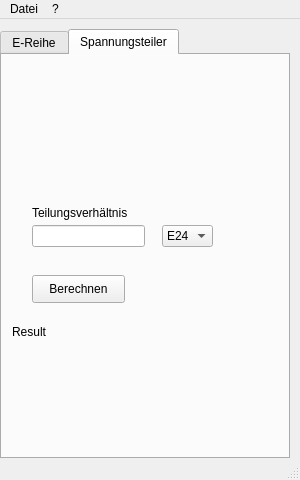
Above: main.ui from heroldt/ETCalc before the change. Below: the same form after it.
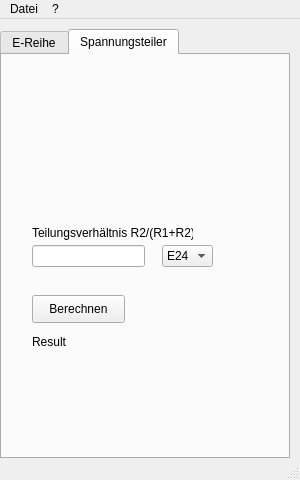
That is the form after the change. The open tabs and pages were chosen to show the change. Icons and pictures are not drawn.

Commit message: added picture for voltage divider

The edit to the form file:
```diff
--- a/main.ui
+++ b/main.ui
@@ -278,7 +278,7 @@
       <property name="geometry">
        <rect>
         <x>30</x>
-        <y>220</y>
+        <y>240</y>
         <width>93</width>
         <height>28</height>
        </rect>
@@ -291,7 +291,7 @@
       <property name="geometry">
        <rect>
         <x>30</x>
-        <y>170</y>
+        <y>190</y>
         <width>113</width>
         <height>22</height>
        </rect>
@@ -301,7 +301,7 @@
       <property name="geometry">
        <rect>
         <x>160</x>
-        <y>170</y>
+        <y>190</y>
         <width>51</width>
         <height>22</height>
        </rect>
@@ -351,10 +351,10 @@
      <widget class="QLabel" name="label_result_2">
       <property name="geometry">
        <rect>
-        <x>10</x>
-        <y>270</y>
-        <width>261</width>
-        <height>121</height>
+        <x>30</x>
+        <y>280</y>
+        <width>221</width>
+        <height>111</height>
        </rect>
       </property>
       <property name="frameShape">
@@ -371,13 +371,32 @@
       <property name="geometry">
        <rect>
         <x>30</x>
-        <y>150</y>
-        <width>101</width>
+        <y>170</y>
+        <width>161</width>
         <height>16</height>
        </rect>
       </property>
       <property name="text">
-       <string>Teilungsverhältnis</string>
+       <string>Teilungsverhältnis R2/(R1+R2)</string>
+      </property>
+     </widget>
+     <widget class="QLabel" name="label_2">
+      <property name="geometry">
+       <rect>
+        <x>40</x>
+        <y>10</y>
+        <width>121</width>
+        <height>141</height>
+       </rect>
+      </property>
+      <property name="text">
+       <string/>
+      </property>
+      <property name="pixmap">
+       <pixmap>res/voltage_divider.png</pixmap>
+      </property>
+      <property name="scaledContents">
+       <bool>true</bool>
       </property>
      </widget>
     </widget>
```
Left out of the diff: 2 changed lines with no effect on the pictures. The commit also changes 2 other files.
